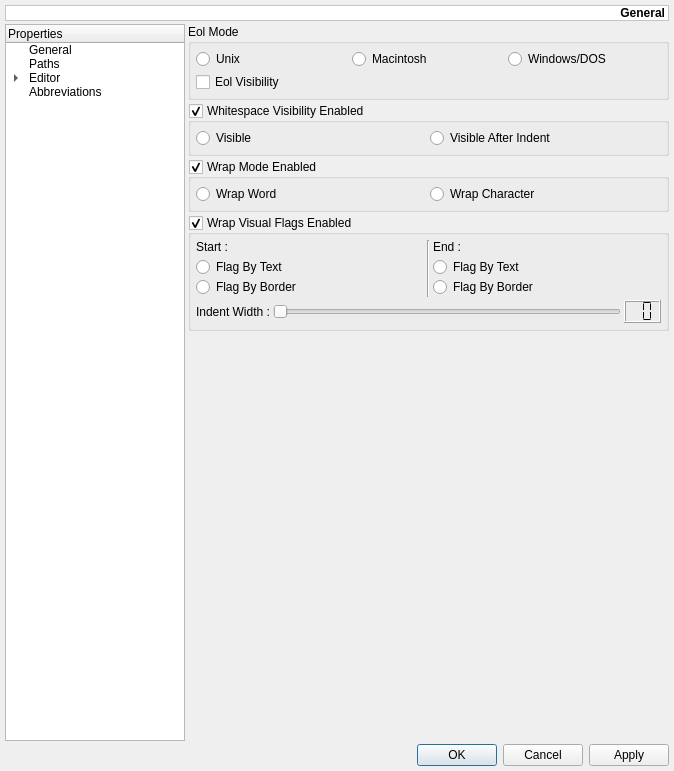
Old version of the form monkey/src/maininterface/ui/UISettings.ui in the repository pasnox/monkeystudio2.
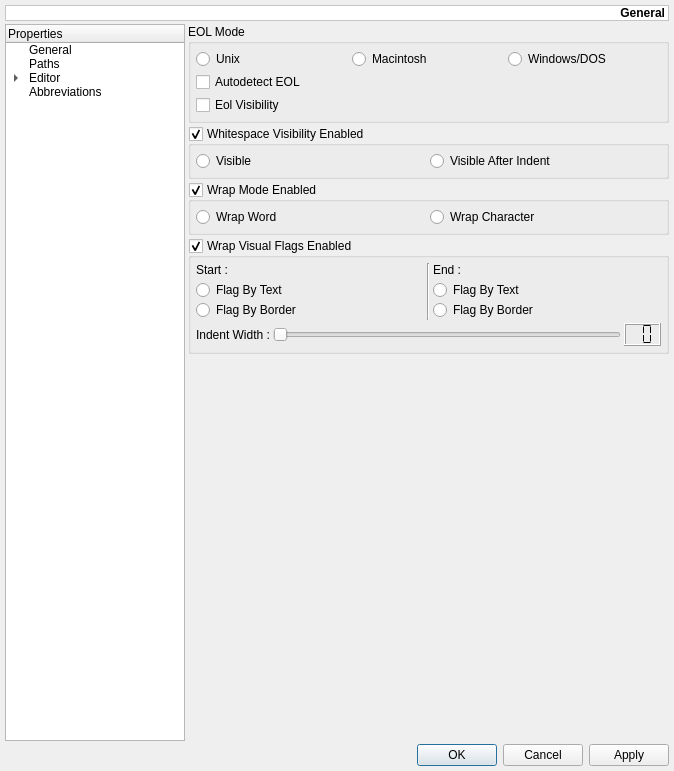
New version of the form. The open tabs and pages were chosen to show the change. Custom widgets are drawn as their Qt base class.

Commit message: Autodetect of EOL mode

```diff
--- a/monkey/src/maininterface/ui/UISettings.ui
+++ b/monkey/src/maininterface/ui/UISettings.ui
@@ -2192,7 +2192,7 @@
         <x>0</x>
         <y>0</y>
         <width>481</width>
-        <height>699</height>
+        <height>705</height>
        </rect>
       </property>
       <layout class="QVBoxLayout" >
@@ -2205,7 +2205,7 @@
        <item>
         <widget class="QGroupBox" name="gbEolMode" >
          <property name="title" >
-          <string>Eol Mode</string>
+          <string>EOL Mode</string>
          </property>
          <layout class="QGridLayout" >
           <property name="margin" >
@@ -2214,7 +2214,7 @@
           <property name="spacing" >
            <number>3</number>
           </property>
-          <item row="1" column="0" colspan="3" >
+          <item row="2" column="0" colspan="3" >
            <widget class="QCheckBox" name="cbEolVisibility" >
             <property name="text" >
              <string>Eol Visibility</string>
@@ -2242,6 +2242,13 @@
             </property>
            </widget>
           </item>
+          <item row="1" column="0" >
+           <widget class="QCheckBox" name="cbAutoDetectEol" >
+            <property name="text" >
+             <string>Autodetect EOL</string>
+            </property>
+           </widget>
+          </item>
          </layout>
         </widget>
        </item>
```
Left out of the diff: 24 changed lines with no effect on the pictures. The commit also changes 5 other files.
